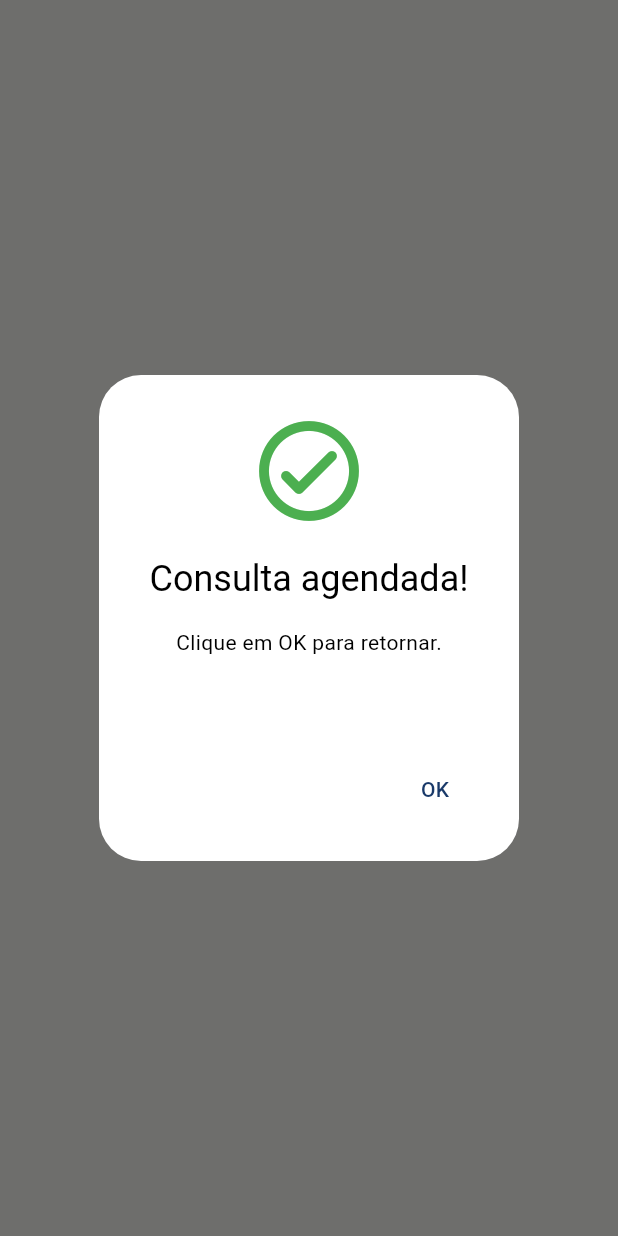
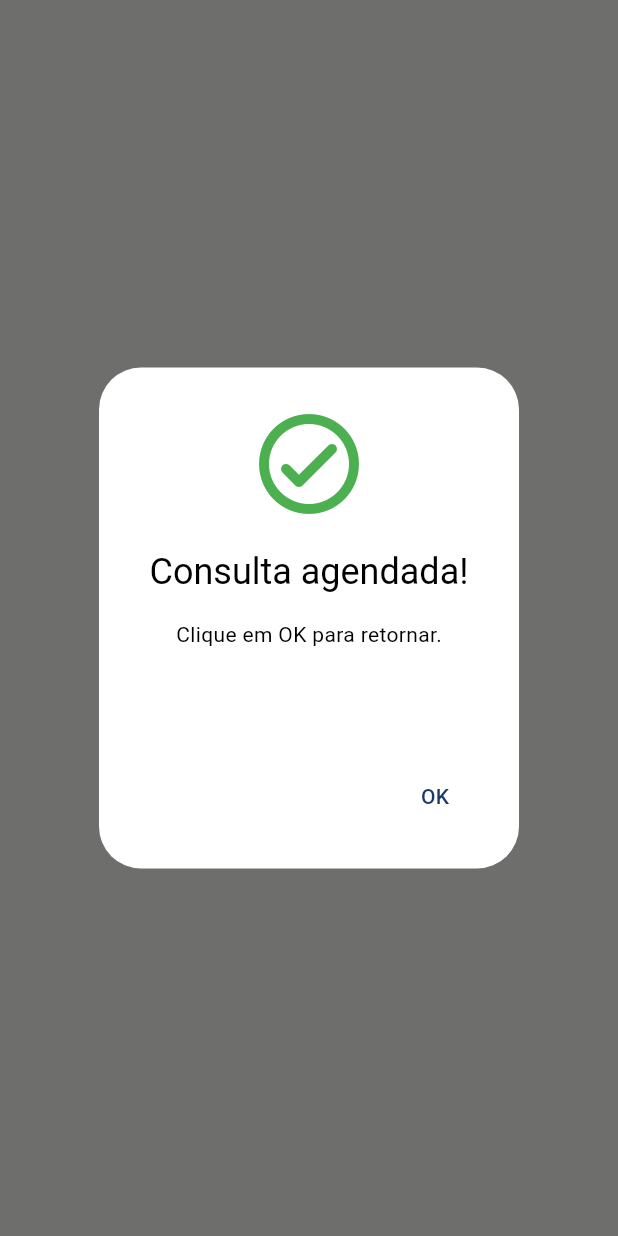
Before and after one commit to vilar95/mobile-sigma, a Flutter app: what showConfirmScheculeDialog() shows on an empty page, opened directly, on a phone screen of 412 x 824 dp. Run offline on Flutter 3.47's test engine with Material 3 defaults, Android fonts, the phone set to English and light mode, and no system bars; our stand-ins replace brasil_fields, dio, flutter_mobx, flutter_multi_formatter, mobx, shared_preferences; accounts and stored records are empty; generated files the repository leaves out were written again; network calls fail.

```diff
--- a/lib/screens/my_schedule_screen.dart
+++ b/lib/screens/my_schedule_screen.dart
@@ -2,6 +2,7 @@ import 'package:flutter/material.dart';
 import 'package:intl/intl.dart';
 import 'package:sigma/_core/routes/sigma_routes.dart';
 import 'package:sigma/_core/theme/sigma_colors.dart';
+import 'package:sigma/screens/widgets/drawer_widget.dart';
 import 'package:sigma/services/dio_service.dart';
 
 class MyScheduleScreen extends StatefulWidget {
@@ -35,6 +36,7 @@ class _MyScheduleScreenState extends State<MyScheduleScreen> {
   @override
   Widget build(BuildContext context) {
     return Scaffold(
+      drawer: const DrawerWidget(),
       backgroundColor: SigmaColors.blue,
       appBar: AppBar(
         title: const Text('Meus Agendamentos',
--- a/lib/screens/schedule_screen.dart
+++ b/lib/screens/schedule_screen.dart
@@ -3,6 +3,7 @@ import 'package:flutter/material.dart';
 import 'package:intl/intl.dart';
 import 'package:sigma/_core/theme/sigma_colors.dart';
 import 'package:sigma/controller/schedule_screen_controller.dart';
+import 'package:sigma/screens/widgets/drawer_widget.dart';
 
 
 class ScheduleScreen extends StatefulWidget {
@@ -46,6 +47,7 @@ class _ScheduleScreenState extends State<ScheduleScreen> {
     final String formattedTime = DateFormat('HH:mm').format(selectedTime);
 
     return Scaffold(
+      drawer: const DrawerWidget(),
       backgroundColor: SigmaColors.blue,
       appBar: AppBar(
         title: const Text(
--- a/lib/screens/support_screen.dart
+++ b/lib/screens/support_screen.dart
@@ -2,6 +2,7 @@ import 'package:flutter/material.dart';
 import 'package:sigma/_core/theme/sigma_colors.dart';
 import 'package:sigma/controller/auth_screen_controller.dart';
 import 'package:sigma/controller/support_screen_controller.dart';
+import 'package:sigma/screens/widgets/drawer_widget.dart';
 
 class SupportScreen extends StatefulWidget {
   const SupportScreen({super.key});
@@ -17,6 +18,7 @@ class _SupportScreenState extends State<SupportScreen> {
   @override
   Widget build(BuildContext context) {
     return Scaffold(
+      drawer: const DrawerWidget(),
       backgroundColor: SigmaColors.blue,
       appBar: AppBar(
         title: const Text(
--- a/lib/screens/widgets/show_confirm_schecule_dialog.dart
+++ b/lib/screens/widgets/show_confirm_schecule_dialog.dart
@@ -15,7 +15,7 @@ showConfirmScheculeDialog({
           textAlign: TextAlign.center,
         ),
         content: const SizedBox(
-          height: 60,
+          height: 70,
           child: Column(
             children: [
               Text("Clique em OK para retornar."),
```
Also changed, not shown: lib/screens/widgets/show_confirm_logout_dialog.dart (+6 -2 lines).
